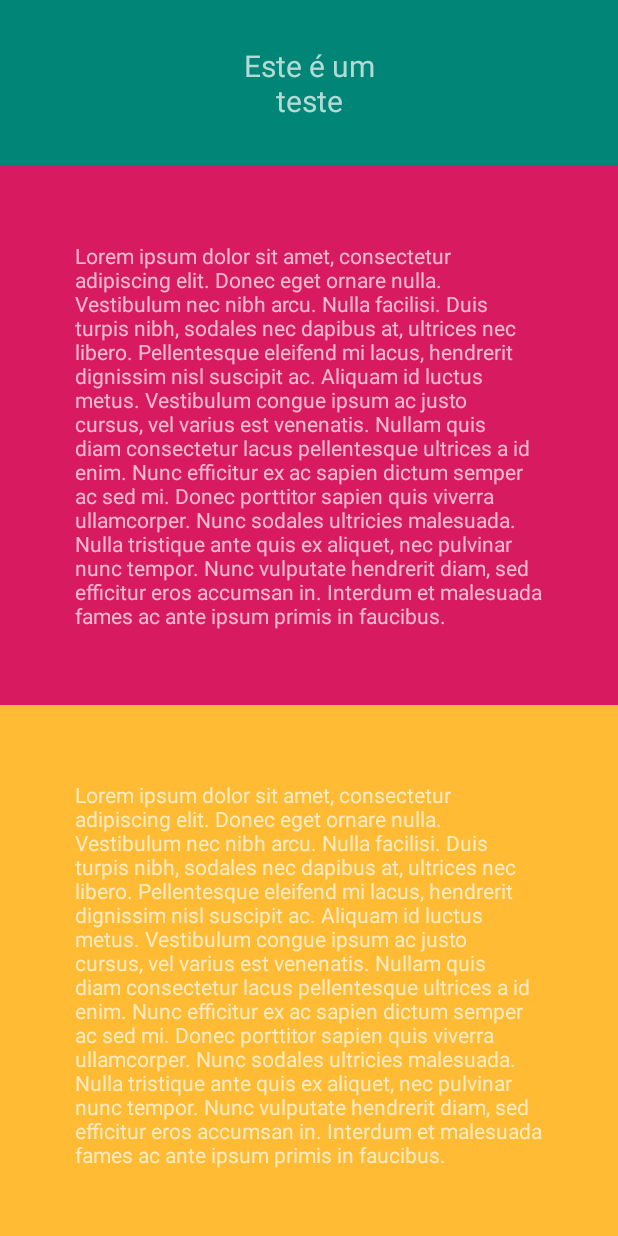
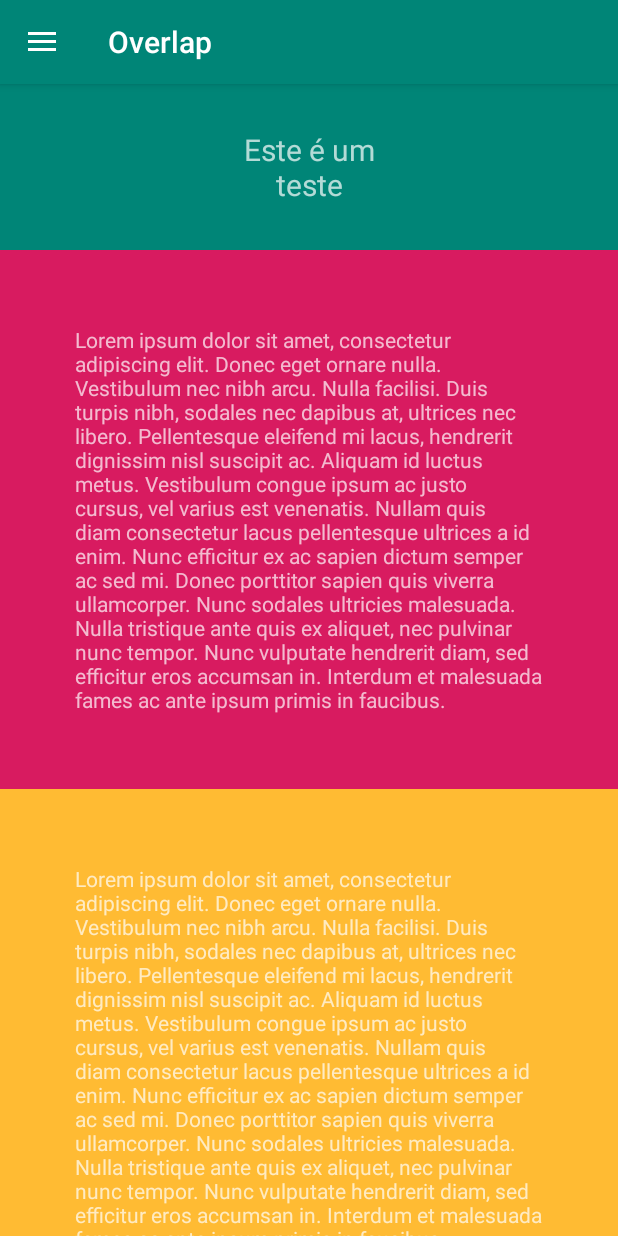
Before and after one commit to lucashenriqueos/Playground, an Android app: the screen it shows after launch (MainActivity), on a phone screen of 412 x 824 dp. Run offline under Robolectric (Android 15) with nearby library versions, the phone set to English and light mode, and no system bars; our stand-ins replace data binding, navigation-ui.

Commit message:
added navigation

```diff
--- a/app/src/main/AndroidManifest.xml
+++ b/app/src/main/AndroidManifest.xml
@@ -9,7 +9,10 @@
         android:roundIcon="@mipmap/ic_launcher_round"
         android:supportsRtl="true"
         android:theme="@style/AppTheme">
-        <activity android:name=".MainActivity">
+        <activity
+            android:name=".MainActivity"
+            android:label="@string/title_activity_main"
+            android:theme="@style/AppTheme.NoActionBar">
             <intent-filter>
                 <action android:name="android.intent.action.MAIN" />
                 <category android:name="android.intent.category.LAUNCHER" />
--- a/app/src/main/java/com/lucashos/playground/MainActivity.kt
+++ b/app/src/main/java/com/lucashos/playground/MainActivity.kt
@@ -2,14 +2,41 @@ package com.lucashos.playground
 
 import android.os.Bundle
 import androidx.appcompat.app.AppCompatActivity
+import androidx.appcompat.widget.Toolbar
+import androidx.drawerlayout.widget.DrawerLayout
+import androidx.navigation.findNavController
+import androidx.navigation.ui.AppBarConfiguration
+import androidx.navigation.ui.navigateUp
+import androidx.navigation.ui.setupActionBarWithNavController
+import androidx.navigation.ui.setupWithNavController
+import com.google.android.material.navigation.NavigationView
 
 class MainActivity : AppCompatActivity() {
+
+    private lateinit var appBarConfiguration: AppBarConfiguration
 
     override fun onCreate(savedInstanceState: Bundle?) {
         super.onCreate(savedInstanceState)
         setContentView(R.layout.activity_main)
-        supportFragmentManager.beginTransaction().add(R.id.holder, ParallaxFragment.newInstance()).commit()
-        supportFragmentManager.beginTransaction().add(R.id.holder, OverlapFragment.newInstance()).commit()
+        val toolbar: Toolbar = findViewById(R.id.toolbar)
+        setSupportActionBar(toolbar)
+
+        val drawerLayout: DrawerLayout = findViewById(R.id.drawer_layout)
+        val navView: NavigationView = findViewById(R.id.nav_view)
+        val navController = findNavController(R.id.nav_host_fragment)
+        // Passing each menu ID as a set of Ids because each
+        // menu should be considered as top level destinations.
+        appBarConfiguration = AppBarConfiguration(
+            setOf(
+                R.id.nav_overlap, R.id.nav_parallax, R.id.nav_scrolling
+            ), drawerLayout
+        )
+        setupActionBarWithNavController(navController, appBarConfiguration)
+        navView.setupWithNavController(navController)
     }
 
+    override fun onSupportNavigateUp(): Boolean {
+        val navController = findNavController(R.id.nav_host_fragment)
+        return navController.navigateUp(appBarConfiguration) || super.onSupportNavigateUp()
+    }
 }
--- /dev/null
+++ b/app/src/main/res/drawable/ic_menu_camera.xml
@@ -0,0 +1,12 @@
+<vector xmlns:android="http://schemas.android.com/apk/res/android"
+    android:width="24dp"
+    android:height="24dp"
+    android:viewportWidth="24.0"
+    android:viewportHeight="24.0">
+    <path
+        android:fillColor="#FF000000"
+        android:pathData="M12,12m-3.2,0a3.2,3.2 0,1 1,6.4 0a3.2,3.2 0,1 1,-6.4 0" />
+    <path
+        android:fillColor="#FF000000"
+        android:pathData="M9,2L7.17,4H4c-1.1,0 -2,0.9 -2,2v12c0,1.1 0.9,2 2,2h16c1.1,0 2,-0.9 2,-2V6c0,-1.1 -0.9,-2 -2,-2h-3.17L15,2H9zm3,15c-2.76,0 -5,-2.24 -5,-5s2.24,-5 5,-5 5,2.24 5,5 -2.24,5 -5,5z" />
+</vector>
--- /dev/null
+++ b/app/src/main/res/drawable/ic_menu_gallery.xml
@@ -0,0 +1,9 @@
+<vector xmlns:android="http://schemas.android.com/apk/res/android"
+    android:width="24dp"
+    android:height="24dp"
+    android:viewportWidth="24.0"
+    android:viewportHeight="24.0">
+    <path
+        android:fillColor="#FF000000"
+        android:pathData="M22,16V4c0,-1.1 -0.9,-2 -2,-2H8c-1.1,0 -2,0.9 -2,2v12c0,1.1 0.9,2 2,2h12c1.1,0 2,-0.9 2,-2zm-11,-4l2.03,2.71L16,11l4,5H8l3,-4zM2,6v14c0,1.1 0.9,2 2,2h14v-2H4V6H2z" />
+</vector>
--- /dev/null
+++ b/app/src/main/res/drawable/ic_menu_slideshow.xml
@@ -0,0 +1,9 @@
+<vector xmlns:android="http://schemas.android.com/apk/res/android"
+    android:width="24dp"
+    android:height="24dp"
+    android:viewportWidth="24.0"
+    android:viewportHeight="24.0">
+    <path
+        android:fillColor="#FF000000"
+        android:pathData="M4,6H2v14c0,1.1 0.9,2 2,2h14v-2H4V6zm16,-4H8c-1.1,0 -2,0.9 -2,2v12c0,1.1 0.9,2 2,2h12c1.1,0 2,-0.9 2,-2V4c0,-1.1 -0.9,-2 -2,-2zm-8,12.5v-9l6,4.5 -6,4.5z" />
+</vector>
--- a/app/src/main/res/layout/activity_main.xml
+++ b/app/src/main/res/layout/activity_main.xml
@@ -1,13 +1,25 @@
 <?xml version="1.0" encoding="utf-8"?>
-<androidx.constraintlayout.widget.ConstraintLayout xmlns:android="http://schemas.android.com/apk/res/android"
+<androidx.drawerlayout.widget.DrawerLayout xmlns:android="http://schemas.android.com/apk/res/android"
+    xmlns:app="http://schemas.android.com/apk/res-auto"
     xmlns:tools="http://schemas.android.com/tools"
+    android:id="@+id/drawer_layout"
     android:layout_width="match_parent"
     android:layout_height="match_parent"
-    tools:context=".MainActivity">
+    android:fitsSystemWindows="true"
+    tools:openDrawer="start">
 
-    <FrameLayout
-        android:id="@+id/holder"
+    <include
+        layout="@layout/app_bar_main"
         android:layout_width="match_parent"
         android:layout_height="match_parent" />
 
-</androidx.constraintlayout.widget.ConstraintLayout>
+    <com.google.android.material.navigation.NavigationView
+        android:id="@+id/nav_view"
+        android:layout_width="wrap_content"
+        android:layout_height="match_parent"
+        android:layout_gravity="start"
+        android:fitsSystemWindows="true"
+        app:headerLayout="@layout/nav_header_main"
+        app:menu="@menu/activity_main_drawer" />
+
+</androidx.drawerlayout.widget.DrawerLayout>
--- /dev/null
+++ b/app/src/main/res/layout/app_bar_main.xml
@@ -0,0 +1,25 @@
+<?xml version="1.0" encoding="utf-8"?>
+<androidx.coordinatorlayout.widget.CoordinatorLayout xmlns:android="http://schemas.android.com/apk/res/android"
+    xmlns:app="http://schemas.android.com/apk/res-auto"
+    xmlns:tools="http://schemas.android.com/tools"
+    android:layout_width="match_parent"
+    android:layout_height="match_parent"
+    tools:context=".MainActivity">
+
+    <com.google.android.material.appbar.AppBarLayout
+        android:layout_width="match_parent"
+        android:layout_height="wrap_content"
+        android:theme="@style/AppTheme.AppBarOverlay">
+
+        <androidx.appcompat.widget.Toolbar
+            android:id="@+id/toolbar"
+            android:layout_width="match_parent"
+            android:layout_height="?attr/actionBarSize"
+            android:background="?attr/colorPrimary"
+            app:popupTheme="@style/AppTheme.PopupOverlay" />
+
+    </com.google.android.material.appbar.AppBarLayout>
+
+    <include layout="@layout/content_main" />
+
+</androidx.coordinatorlayout.widget.CoordinatorLayout>
--- /dev/null
+++ b/app/src/main/res/layout/content_main.xml
@@ -0,0 +1,20 @@
+<?xml version="1.0" encoding="utf-8"?>
+<androidx.constraintlayout.widget.ConstraintLayout xmlns:android="http://schemas.android.com/apk/res/android"
+    xmlns:app="http://schemas.android.com/apk/res-auto"
+    xmlns:tools="http://schemas.android.com/tools"
+    android:layout_width="match_parent"
+    android:layout_height="match_parent"
+    app:layout_behavior="@string/appbar_scrolling_view_behavior"
+    tools:showIn="@layout/app_bar_main">
+
+    <fragment
+        android:id="@+id/nav_host_fragment"
+        android:name="androidx.navigation.fragment.NavHostFragment"
+        android:layout_width="match_parent"
+        android:layout_height="match_parent"
+        app:defaultNavHost="true"
+        app:layout_constraintLeft_toLeftOf="parent"
+        app:layout_constraintRight_toRightOf="parent"
+        app:layout_constraintTop_toTopOf="parent"
+        app:navGraph="@navigation/mobile_navigation" />
+</androidx.constraintlayout.widget.ConstraintLayout>
--- /dev/null
+++ b/app/src/main/res/menu/activity_main_drawer.xml
@@ -0,0 +1,22 @@
+<?xml version="1.0" encoding="utf-8"?>
+<menu xmlns:android="http://schemas.android.com/apk/res/android"
+    xmlns:tools="http://schemas.android.com/tools"
+    tools:showIn="navigation_view">
+
+    <group android:checkableBehavior="single"
+        android:title="@string/animations">
+        <item
+            android:id="@+id/nav_parallax"
+            android:icon="@drawable/ic_menu_camera"
+            android:title="@string/menu_parallax_animation" />
+        <item
+            android:id="@+id/nav_scrolling"
+            android:icon="@drawable/ic_menu_gallery"
+            android:title="@string/menu_scrolling_animation" />
+        <item
+            android:id="@+id/nav_overlap"
+            android:icon="@drawable/ic_menu_slideshow"
+            android:title="@string/menu_overlap_animation" />
+    </group>
+
+</menu>
--- /dev/null
+++ b/app/src/main/res/navigation/mobile_navigation.xml
@@ -0,0 +1,25 @@
+<?xml version="1.0" encoding="utf-8"?>
+<navigation xmlns:android="http://schemas.android.com/apk/res/android"
+    xmlns:app="http://schemas.android.com/apk/res-auto"
+    xmlns:tools="http://schemas.android.com/tools"
+    android:id="@+id/mobile_navigation"
+    app:startDestination="@+id/nav_overlap">
+
+    <fragment
+        android:id="@+id/nav_overlap"
+        android:name="com.lucashos.playground.OverlapFragment"
+        android:label="@string/menu_overlap_animation"
+        tools:layout="@layout/fragment_overlap" />
+
+    <fragment
+        android:id="@+id/nav_parallax"
+        android:name="com.lucashos.playground.ParallaxFragment"
+        android:label="@string/menu_parallax_animation"
+        tools:layout="@layout/fragment_parallax" />
+
+    <fragment
+        android:id="@+id/nav_scrolling"
+        android:name="com.lucashos.playground.AnimationOnScrollingFragment"
+        android:label="@string/menu_scrolling_animation"
+        tools:layout="@layout/fragment_animation_on_scrolling" />
+</navigation>
--- /dev/null
+++ b/app/src/main/res/values-v21/styles.xml
@@ -0,0 +1,8 @@
+<resources>
+
+    <style name="AppTheme.NoActionBar">
+        <item name="windowActionBar">false</item>
+        <item name="windowNoTitle">true</item>
+        <item name="android:statusBarColor">@android:color/transparent</item>
+    </style>
+</resources>
--- a/app/src/main/res/values/strings.xml
+++ b/app/src/main/res/values/strings.xml
@@ -5,4 +5,14 @@
     <string name="lorem_m">Lorem ipsum dolor sit amet, consectetur adipiscing elit. Donec varius magna eu nisi rutrum fermentum. Integer pretium, turpis et pharetra.</string>
     <string name="lorem_g">Lorem ipsum dolor sit amet, consectetur adipiscing elit. Sed sed nisl vestibulum justo consequat suscipit vitae id erat. Integer aliquam, arcu laoreet condimentum facilisis, leo.</string>
     <string name="lorem_gg">Lorem ipsum dolor sit amet, consectetur adipiscing elit. Donec eget ornare nulla. Vestibulum nec nibh arcu. Nulla facilisi. Duis turpis nibh, sodales nec dapibus at, ultrices nec libero. Pellentesque eleifend mi lacus, hendrerit dignissim nisl suscipit ac. Aliquam id luctus metus. Vestibulum congue ipsum ac justo cursus, vel varius est venenatis. Nullam quis diam consectetur lacus pellentesque ultrices a id enim. Nunc efficitur ex ac sapien dictum semper ac sed mi. Donec porttitor sapien quis viverra ullamcorper. Nunc sodales ultricies malesuada. Nulla tristique ante quis ex aliquet, nec pulvinar nunc tempor. Nunc vulputate hendrerit diam, sed efficitur eros accumsan in. Interdum et malesuada fames ac ante ipsum primis in faucibus.</string>
+    <string name="title_activity_main">MainActivity</string>
+    <string name="navigation_drawer_open">Open navigation drawer</string>
+    <string name="navigation_drawer_close">Close navigation drawer</string>
+    <string name="nav_header_desc">Examples</string>
+    <string name="menu_parallax_animation">Parallax</string>
+    <string name="menu_scrolling_animation">Scrolling</string>
+    <string name="menu_overlap_animation">Overlap</string>
+    <string name="animations">Animations</string>
+    <string name="menu_title">Playground</string>
+    <string name="menu_subtitle">Just4Fun</string>
 </resources>
--- a/app/src/main/res/values/styles.xml
+++ b/app/src/main/res/values/styles.xml
@@ -8,4 +8,13 @@
         <item name="colorAccent">@color/colorAccent</item>
     </style>
 
+    <style name="AppTheme.NoActionBar">
+        <item name="windowActionBar">false</item>
+        <item name="windowNoTitle">true</item>
+    </style>
+
+    <style name="AppTheme.AppBarOverlay" parent="ThemeOverlay.AppCompat.Dark.ActionBar" />
+
+    <style name="AppTheme.PopupOverlay" parent="ThemeOverlay.AppCompat.Light" />
+
 </resources>
```
Also changed, not shown: app/build.gradle (+7 -1 lines), app/src/main/res/drawable/ic_menu_manage.xml (added, +9 -0 lines), app/src/main/res/drawable/ic_menu_send.xml (added, +9 -0 lines), app/src/main/res/drawable/ic_menu_share.xml (added, +9 -0 lines), app/src/main/res/drawable/side_nav_bar.xml (added, +9 -0 lines), app/src/main/res/layout/nav_header_main.xml (added, +36 -0 lines), app/src/main/res/values/dimens.xml (added, +8 -0 lines).
